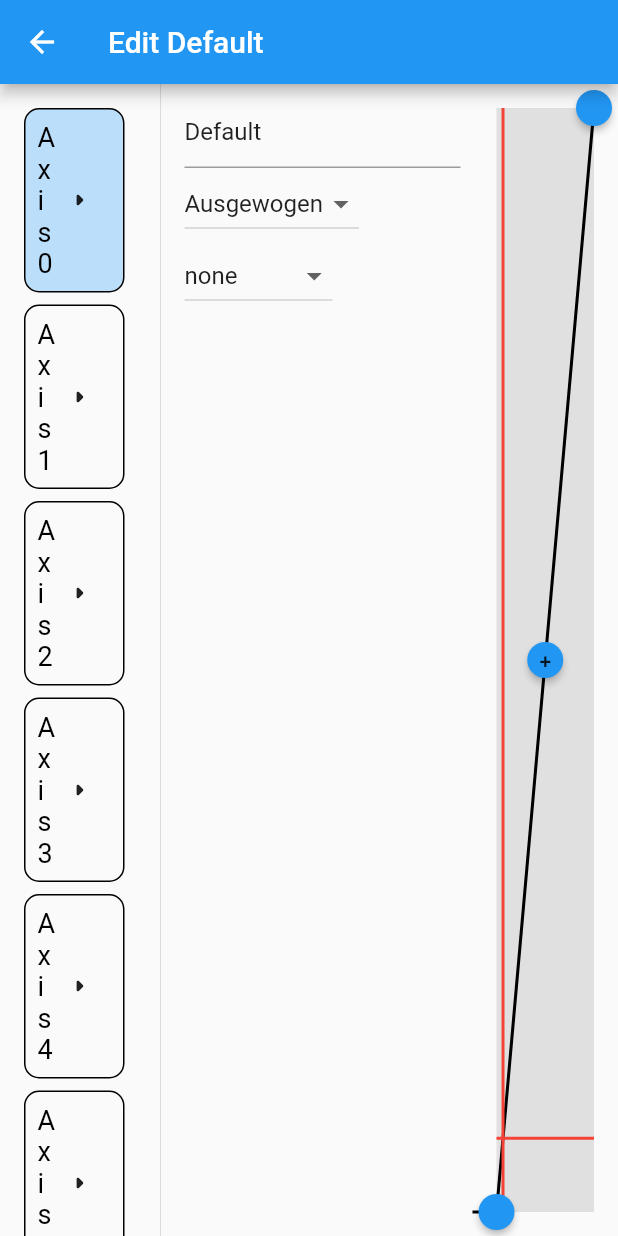
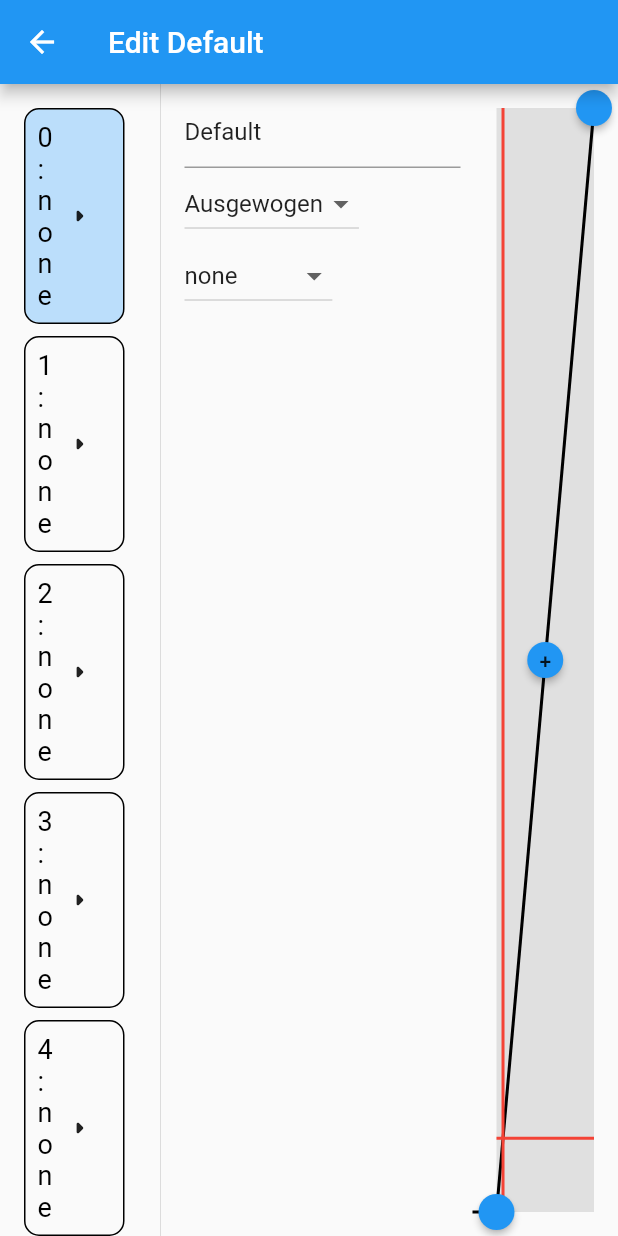
Before and after one commit to TobiasJacob/gcrdeviceconfigurator, a Flutter app: the screen it shows after launch, after a tap on the "arrow right" icon, on a phone screen of 412 x 824 dp. Run offline on Flutter 3.47's test engine with Material 2 defaults, Android fonts, the phone set to English and light mode, and no system bars; our stand-ins replace localstorage; missing offline and left inert: dartusbhid.

Commit message:
Show usage

```diff
--- a/lib/ui/axis_tile.dart
+++ b/lib/ui/axis_tile.dart
@@ -24,7 +24,7 @@ class AxisTile extends StatelessWidget {
       child: Row(
         children: [
           Expanded(
-              child: Text("Axis ${axis.index}",
+              child: Text("${axis.index}: ${axis.usage.name}",
                   style: const TextStyle(color: Colors.black, fontSize: 18))),
           MaterialButton(
             onPressed: () {
```
